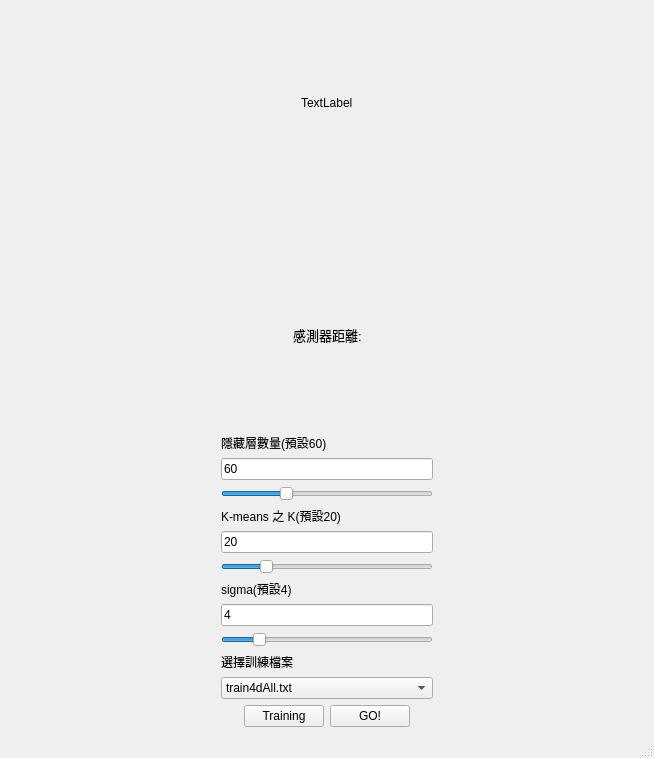
Before: the Qt Designer form HW2/MyGUI.ui in KaiTung/NCU_111_NeuronNetwork, drawn with Qt 5.
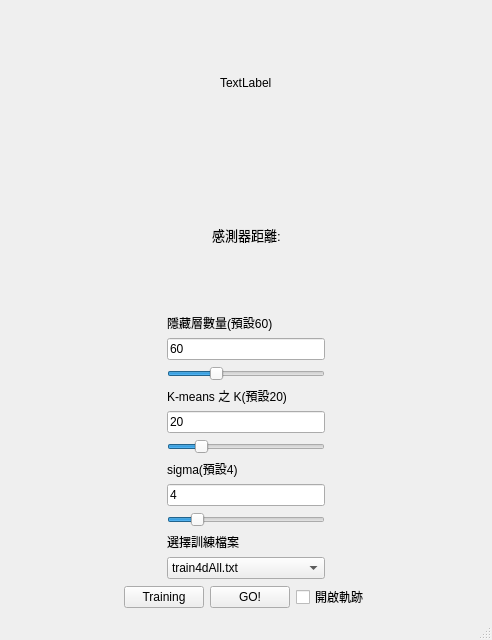
After: the same form once the commit is applied.

```diff
--- a/HW2/MyGUI.ui
+++ b/HW2/MyGUI.ui
@@ -6,8 +6,8 @@
    <rect>
     <x>0</x>
     <y>0</y>
-    <width>654</width>
-    <height>758</height>
+    <width>492</width>
+    <height>640</height>
    </rect>
   </property>
   <property name="windowTitle">
@@ -18,104 +18,12 @@
     <item>
      <layout class="QGridLayout" name="gridLayout">
       <property name="sizeConstraint">
-       <enum>QLayout::SetNoConstraint</enum>
+       <enum>QLayout::SetDefaultConstraint</enum>
       </property>
-      <item row="5" column="0">
-       <layout class="QHBoxLayout" name="horizontalLayout_4">
-        <item>
-         <spacer name="horizontalSpacer_5">
-          <property name="orientation">
-           <enum>Qt::Horizontal</enum>
-          </property>
-          <property name="sizeHint" stdset="0">
-           <size>
-            <width>40</width>
-            <height>20</height>
-           </size>
-          </property>
-         </spacer>
-        </item>
-        <item>
-         <widget class="QPushButton" name="pushButton_Train">
-          <property name="text">
-           <string>Training</string>
-          </property>
-         </widget>
-        </item>
-        <item>
-         <widget class="QPushButton" name="pushButton_GO">
-          <property name="text">
-           <string>GO!</string>
-          </property>
-         </widget>
-        </item>
-        <item>
-         <spacer name="horizontalSpacer_6">
-          <property name="orientation">
-           <enum>Qt::Horizontal</enum>
-          </property>
-          <property name="sizeHint" stdset="0">
-           <size>
-            <width>40</width>
-            <height>20</height>
-           </size>
-          </property>
-         </spacer>
-        </item>
-       </layout>
-      </item>
+      <property name="spacing">
+       <number>6</number>
+      </property>
       <item row="3" column="0">
-       <layout class="QHBoxLayout" name="horizontalLayout">
-        <property name="sizeConstraint">
-         <enum>QLayout::SetDefaultConstraint</enum>
-        </property>
-        <item>
-         <spacer name="horizontalSpacer_2">
-          <property name="orientation">
-           <enum>Qt::Horizontal</enum>
-          </property>
-          <property name="sizeType">
-           <enum>QSizePolicy::Expanding</enum>
-          </property>
-          <property name="sizeHint" stdset="0">
-           <size>
-            <width>40</width>
-            <height>20</height>
-           </size>
-          </property>
-         </spacer>
-        </item>
-        <item>
-         <widget class="QLabel" name="label_sensor">
-          <property name="font">
-           <font>
-            <pointsize>10</pointsize>
-           </font>
-          </property>
-          <property name="text">
-           <string>感測器距離:</string>
-          </property>
-         </widget>
-        </item>
-        <item>
-         <spacer name="horizontalSpacer">
-          <property name="orientation">
-           <enum>Qt::Horizontal</enum>
-          </property>
-          <property name="sizeType">
-           <enum>QSizePolicy::Expanding</enum>
-          </property>
-          <property name="sizeHint" stdset="0">
-           <size>
-            <width>40</width>
-            <height>20</height>
-           </size>
-          </property>
-         </spacer>
-        </item>
-       </layout>
-      </item>
-      <item row="4" column="0">
        <layout class="QHBoxLayout" name="horizontalLayout_5">
         <item>
          <spacer name="horizontalSpacer_7">
@@ -269,6 +177,111 @@
         </item>
        </layout>
       </item>
+      <item row="2" column="0">
+       <layout class="QHBoxLayout" name="horizontalLayout">
+        <property name="sizeConstraint">
+         <enum>QLayout::SetDefaultConstraint</enum>
+        </property>
+        <item>
+         <spacer name="horizontalSpacer_2">
+          <property name="orientation">
+           <enum>Qt::Horizontal</enum>
+          </property>
+          <property name="sizeType">
+           <enum>QSizePolicy::Expanding</enum>
+          </property>
+          <property name="sizeHint" stdset="0">
+           <size>
+            <width>40</width>
+            <height>20</height>
+           </size>
+          </property>
+         </spacer>
+        </item>
+        <item>
+         <widget class="QLabel" name="label_sensor">
+          <property name="font">
+           <font>
+            <pointsize>10</pointsize>
+           </font>
+          </property>
+          <property name="text">
+           <string>感測器距離:</string>
+          </property>
+         </widget>
+        </item>
+        <item>
+         <spacer name="horizontalSpacer">
+          <property name="orientation">
+           <enum>Qt::Horizontal</enum>
+          </property>
+          <property name="sizeType">
+           <enum>QSizePolicy::Expanding</enum>
+          </property>
+          <property name="sizeHint" stdset="0">
+           <size>
+            <width>40</width>
+            <height>20</height>
+           </size>
+          </property>
+         </spacer>
+        </item>
+       </layout>
+      </item>
+      <item row="4" column="0">
+       <layout class="QHBoxLayout" name="horizontalLayout_4">
+        <item>
+         <spacer name="horizontalSpacer_5">
+          <property name="orientation">
+           <enum>Qt::Horizontal</enum>
+          </property>
+          <property name="sizeHint" stdset="0">
+           <size>
+            <width>40</width>
+            <height>20</height>
+           </size>
+          </property>
+         </spacer>
+        </item>
+        <item>
+         <widget class="QPushButton" name="pushButton_Train">
+          <property name="text">
+           <string>Training</string>
+          </property>
+         </widget>
+        </item>
+        <item>
+         <widget class="QPushButton" name="pushButton_GO">
+          <property name="text">
+           <string>GO!</string>
+          </property>
+         </widget>
+        </item>
+        <item>
+         <widget class="QCheckBox" name="checkBox_trace">
+          <property name="text">
+           <string>開啟軌跡</string>
+          </property>
+          <property name="tristate">
+           <bool>false</bool>
+          </property>
+         </widget>
+        </item>
+        <item>
+         <spacer name="horizontalSpacer_6">
+          <property name="orientation">
+           <enum>Qt::Horizontal</enum>
+          </property>
+          <property name="sizeHint" stdset="0">
+           <size>
+            <width>40</width>
+            <height>20</height>
+           </size>
+          </property>
+         </spacer>
+        </item>
+       </layout>
+      </item>
       <item row="0" column="0">
        <layout class="QHBoxLayout" name="horizontalLayout_3">
         <item>
@@ -276,6 +289,9 @@
           <property name="orientation">
            <enum>Qt::Horizontal</enum>
           </property>
+          <property name="sizeType">
+           <enum>QSizePolicy::Expanding</enum>
+          </property>
           <property name="sizeHint" stdset="0">
            <size>
             <width>40</width>
@@ -296,6 +312,9 @@
           <property name="orientation">
            <enum>Qt::Horizontal</enum>
           </property>
+          <property name="sizeType">
+           <enum>QSizePolicy::Expanding</enum>
+          </property>
           <property name="sizeHint" stdset="0">
            <size>
             <width>40</width>
@@ -306,22 +325,6 @@
         </item>
        </layout>
       </item>
-      <item row="2" column="0">
-       <spacer name="verticalSpacer">
-        <property name="orientation">
-         <enum>Qt::Vertical</enum>
-        </property>
-        <property name="sizeType">
-         <enum>QSizePolicy::Minimum</enum>
-        </property>
-        <property name="sizeHint" stdset="0">
-         <size>
-          <width>20</width>
-          <height>40</height>
-         </size>
-        </property>
-       </spacer>
-      </item>
      </layout>
     </item>
    </layout>
```
Left out of the diff: 2 changed lines with no effect on the pictures.
